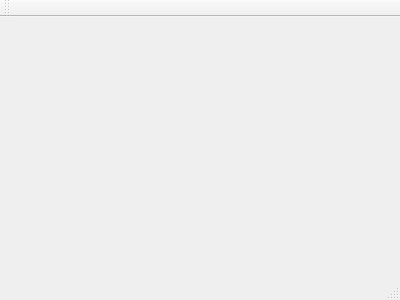
The window that KAMEditor/mainwindow.ui (Xtail96/SML) describes before a commit, drawn with Qt 5.
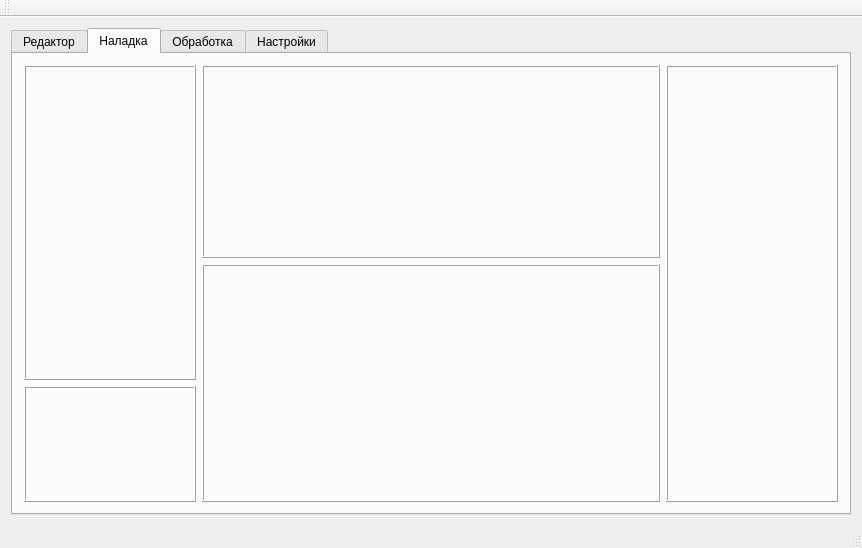
The same window after the commit.

Commit message: Added basic layout for Adjustment form

```diff
--- a/KAMEditor/mainwindow.ui
+++ b/KAMEditor/mainwindow.ui
@@ -1,24 +1,161 @@
 <ui version="4.0">
  <class>MainWindow</class>
- <widget class="QMainWindow" name="MainWindow" >
-  <property name="geometry" >
+ <widget class="QMainWindow" name="MainWindow">
+  <property name="geometry">
    <rect>
     <x>0</x>
     <y>0</y>
-    <width>400</width>
-    <height>300</height>
+    <width>862</width>
+    <height>548</height>
    </rect>
   </property>
   <property name="windowTitle" >
    <string>MainWindow</string>
   </property>
-  <widget class="QMenuBar" name="menuBar" />
-  <widget class="QToolBar" name="mainToolBar" />
-  <widget class="QWidget" name="centralWidget" />
-  <widget class="QStatusBar" name="statusBar" />
+  <property name="windowTitle">
+   <string>SML-qt</string>
+  </property>
+  <widget class="QWidget" name="centralWidget">
+   <layout class="QGridLayout" name="gridLayout">
+    <item row="1" column="0">
+     <widget class="QTabWidget" name="main_tab_menu">
+      <property name="currentIndex">
+       <number>1</number>
+      </property>
+      <widget class="QWidget" name="creator_tab">
+       <attribute name="title">
+        <string>Редактор</string>
+       </attribute>
+      </widget>
+      <widget class="QWidget" name="adjustment_tab">
+       <attribute name="title">
+        <string>Наладка</string>
+       </attribute>
+       <layout class="QGridLayout" name="gridLayout_2">
+        <item row="0" column="0" rowspan="2">
+         <widget class="QFrame" name="frame">
+          <property name="sizePolicy">
+           <sizepolicy hsizetype="Preferred" vsizetype="Preferred">
+            <horstretch>3</horstretch>
+            <verstretch>2</verstretch>
+           </sizepolicy>
+          </property>
+          <property name="frameShape">
+           <enum>QFrame::Box</enum>
+          </property>
+          <property name="frameShadow">
+           <enum>QFrame::Raised</enum>
+          </property>
+         </widget>
+        </item>
+        <item row="0" column="2" rowspan="3">
+         <widget class="QFrame" name="frame_5">
+          <property name="sizePolicy">
+           <sizepolicy hsizetype="Preferred" vsizetype="Preferred">
+            <horstretch>3</horstretch>
+            <verstretch>3</verstretch>
+           </sizepolicy>
+          </property>
+          <property name="frameShape">
+           <enum>QFrame::Box</enum>
+          </property>
+          <property name="frameShadow">
+           <enum>QFrame::Raised</enum>
+          </property>
+         </widget>
+        </item>
+        <item row="2" column="0">
+         <widget class="QFrame" name="frame_3">
+          <property name="sizePolicy">
+           <sizepolicy hsizetype="Preferred" vsizetype="Preferred">
+            <horstretch>3</horstretch>
+            <verstretch>1</verstretch>
+           </sizepolicy>
+          </property>
+          <property name="frameShape">
+           <enum>QFrame::Box</enum>
+          </property>
+          <property name="frameShadow">
+           <enum>QFrame::Raised</enum>
+          </property>
+         </widget>
+        </item>
+        <item row="0" column="1">
+         <widget class="QFrame" name="frame_2">
+          <property name="sizePolicy">
+           <sizepolicy hsizetype="Preferred" vsizetype="Preferred">
+            <horstretch>8</horstretch>
+            <verstretch>5</verstretch>
+           </sizepolicy>
+          </property>
+          <property name="frameShape">
+           <enum>QFrame::Box</enum>
+          </property>
+          <property name="frameShadow">
+           <enum>QFrame::Raised</enum>
+          </property>
+         </widget>
+        </item>
+        <item row="1" column="1" rowspan="2">
+         <widget class="QFrame" name="frame_4">
+          <property name="sizePolicy">
+           <sizepolicy hsizetype="Preferred" vsizetype="Preferred">
+            <horstretch>8</horstretch>
+            <verstretch>1</verstretch>
+           </sizepolicy>
+          </property>
+          <property name="frameShape">
+           <enum>QFrame::Box</enum>
+          </property>
+          <property name="frameShadow">
+           <enum>QFrame::Raised</enum>
+          </property>
+         </widget>
+        </item>
+       </layout>
+      </widget>
+      <widget class="QWidget" name="process_tab">
+       <attribute name="title">
+        <string>Обработка</string>
+       </attribute>
+      </widget>
+      <widget class="QWidget" name="settings_tab">
+       <attribute name="title">
+        <string>Настройки</string>
+       </attribute>
+      </widget>
+     </widget>
+    </item>
+   </layout>
+  </widget>
+  <widget class="QMenuBar" name="menuBar">
+   <property name="geometry">
+    <rect>
+     <x>0</x>
+     <y>0</y>
+     <width>862</width>
+     <height>21</height>
+    </rect>
+   </property>
+  </widget>
+  <widget class="QToolBar" name="mainToolBar">
+   <attribute name="toolBarArea">
+    <enum>TopToolBarArea</enum>
+   </attribute>
+   <attribute name="toolBarBreak">
+    <bool>false</bool>
+   </attribute>
+  </widget>
+  <widget class="QStatusBar" name="statusBar">
+   <property name="minimumSize">
+    <size>
+     <width>0</width>
+     <height>0</height>
+    </size>
+   </property>
+  </widget>
  </widget>
- <layoutDefault spacing="6" margin="11" />
- <pixmapfunction></pixmapfunction>
+ <layoutdefault spacing="6" margin="11"/>
  <resources/>
  <connections/>
 </ui>
```
Left out of the diff: 5 changed lines with no effect on the pictures. The commit also changes 5 other files.
